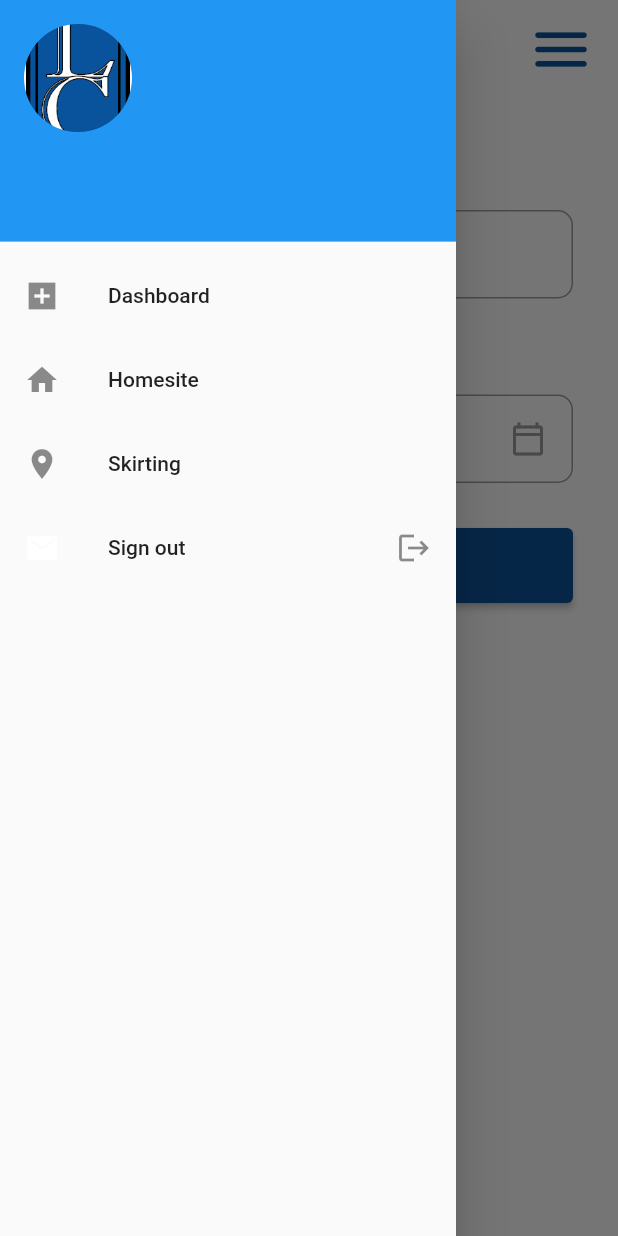
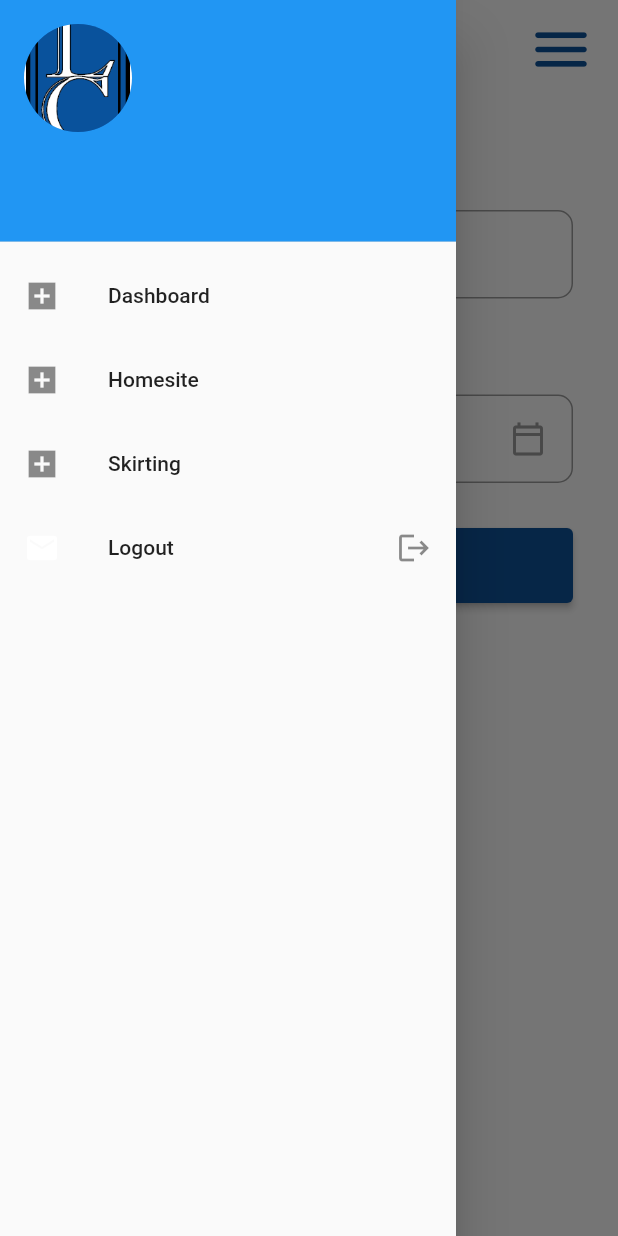
Before and after one commit to teerathk/Longo, a Flutter app: the HomeSubmit screen opened directly, with the side drawer open, on a phone screen of 412 x 824 dp. Run offline on Flutter 3.47's test engine with Material 2 defaults, Android fonts, the phone set to English and light mode, and no system bars; our stand-ins replace fluttertoast, image_picker, shared_preferences; accounts and stored records are empty; network calls fail.

Commit message:
icon updated
icons for navigation inside pages updates

```diff
--- a/lib/pages/drawer.dart
+++ b/lib/pages/drawer.dart
@@ -71,7 +71,7 @@ class MyDrawerPage extends State<MyDrawer> {
             //trailing: Icon(Icons.edit),
           ),
           ListTile(
-            leading: Icon(Icons.home),
+            leading: Icon(Icons.add_box_sharp),
             title: Text("Homesite"),
             onTap: () {
               Navigator.push(
@@ -83,7 +83,7 @@ class MyDrawerPage extends State<MyDrawer> {
             //trailing: Icon(Icons.edit),
           ),
           ListTile(
-            leading: Icon(Icons.place),
+            leading: Icon(Icons.add_box_sharp),
             title: Text("Skirting"),
             onTap: () {
               Navigator.push(
@@ -96,7 +96,7 @@ class MyDrawerPage extends State<MyDrawer> {
           ),
           ListTile(
             leading: Icon(Icons.email,color: Colors.white,),
-            title: Text("Sign out"),
+            title: Text("Logout"),
             //subtitle: Text("habib@plego.com"),
             trailing: Icon(Icons.logout),
     onTap: () {
```
